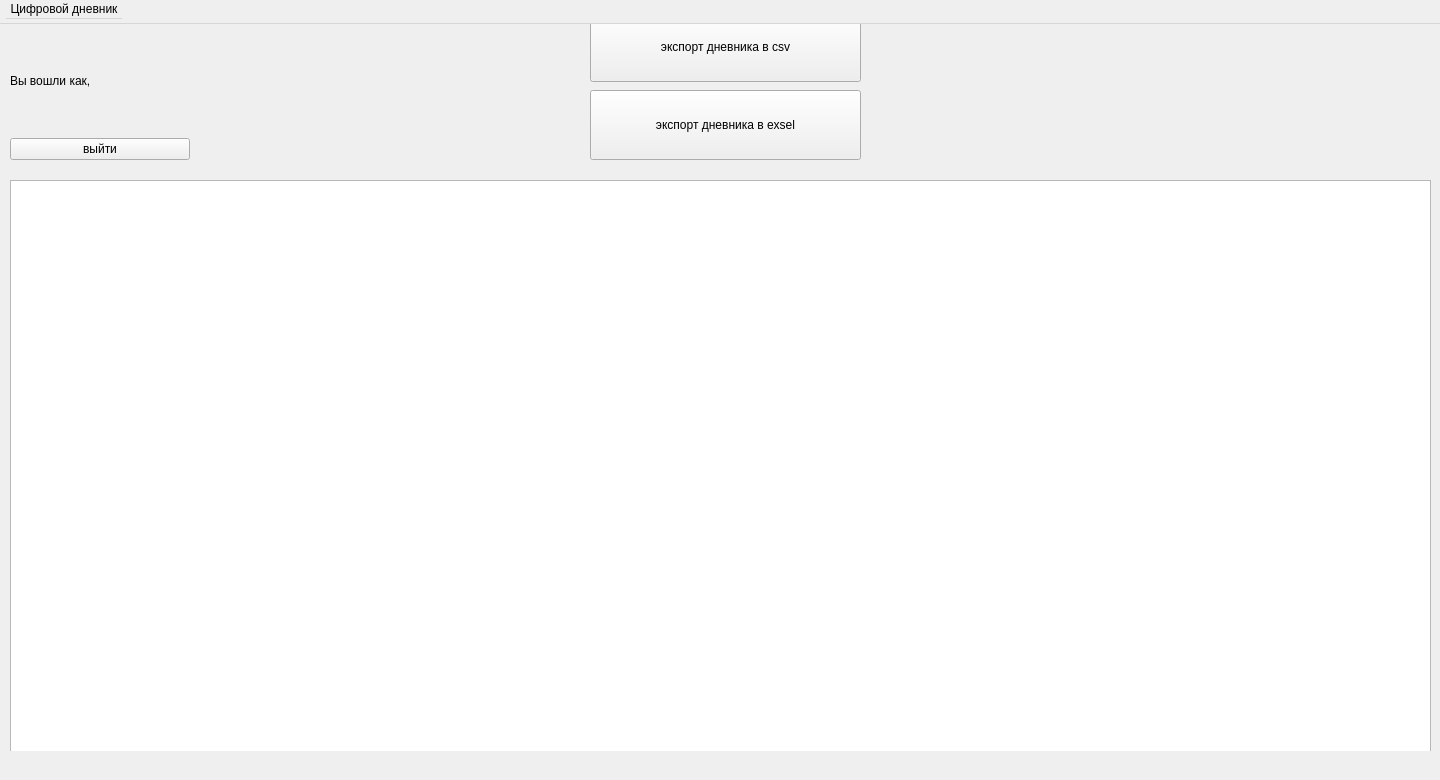
Qt form ui/main_window_1.ui (Tanax-Xt/Digital-journal-Desktop) before a commit.
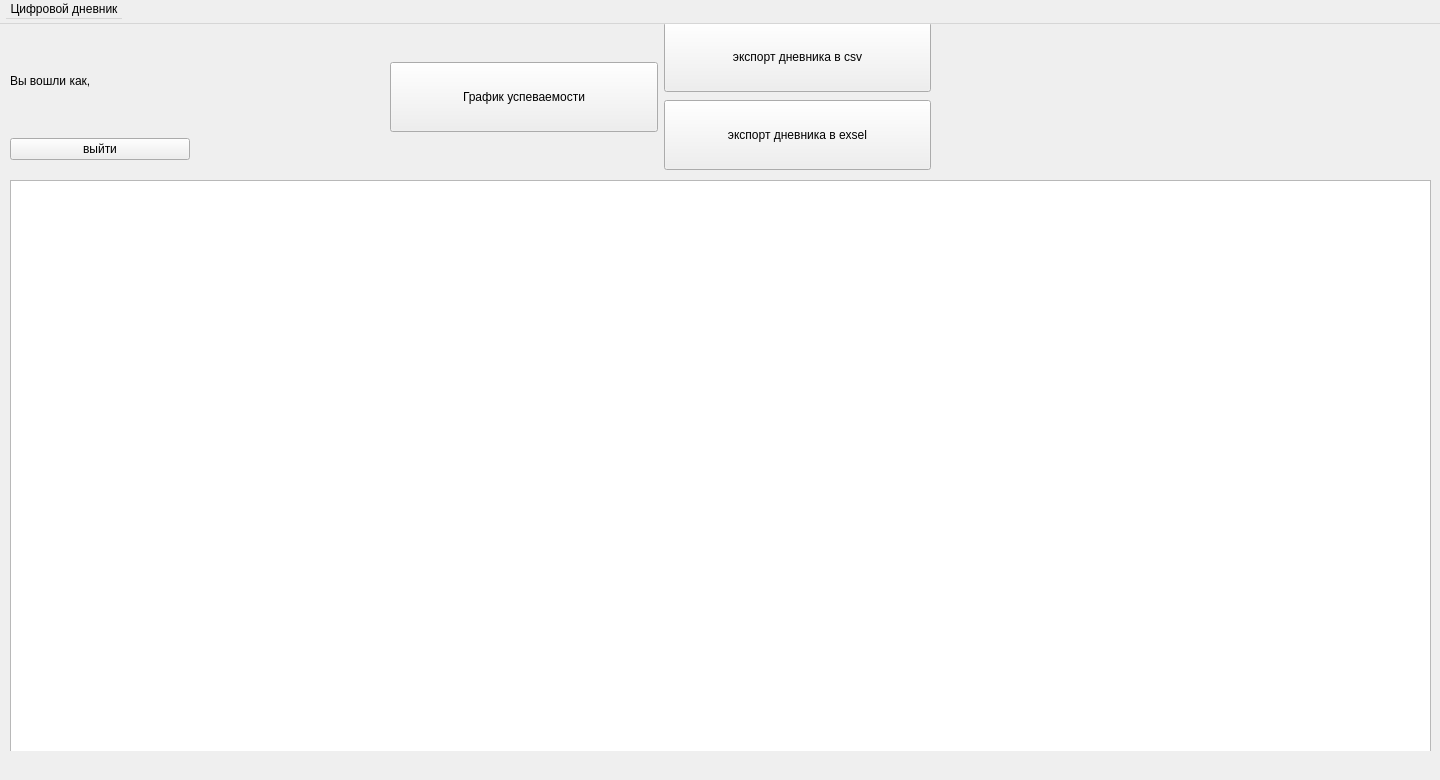
The same form after that commit.

Commit message: add chart with marks to student accounts

What changed in the file:
```diff
--- a/ui/main_window_1.ui
+++ b/ui/main_window_1.ui
@@ -37,13 +37,26 @@
    <widget class="QWidget" name="horizontalLayoutWidget">
     <property name="geometry">
      <rect>
-      <x>590</x>
-      <y>10</y>
-      <width>271</width>
+      <x>390</x>
+      <y>20</y>
+      <width>541</width>
       <height>154</height>
      </rect>
     </property>
     <layout class="QHBoxLayout" name="horizontalLayout">
+     <item>
+      <widget class="QPushButton" name="marksChart">
+       <property name="minimumSize">
+        <size>
+         <width>0</width>
+         <height>70</height>
+        </size>
+       </property>
+       <property name="text">
+        <string>График успеваемости</string>
+       </property>
+      </widget>
+     </item>
      <item>
       <layout class="QVBoxLayout" name="verticalLayout_2">
        <item>
```
The commit also changes 4 other files.
